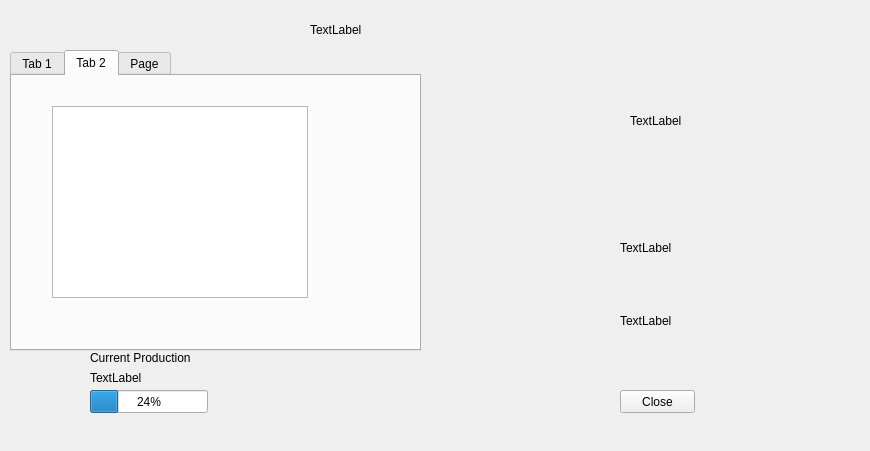
Old version of the form ProjectHiawatha/cityscreen.ui in the repository Alex-BusNet/ProjectHiawatha.
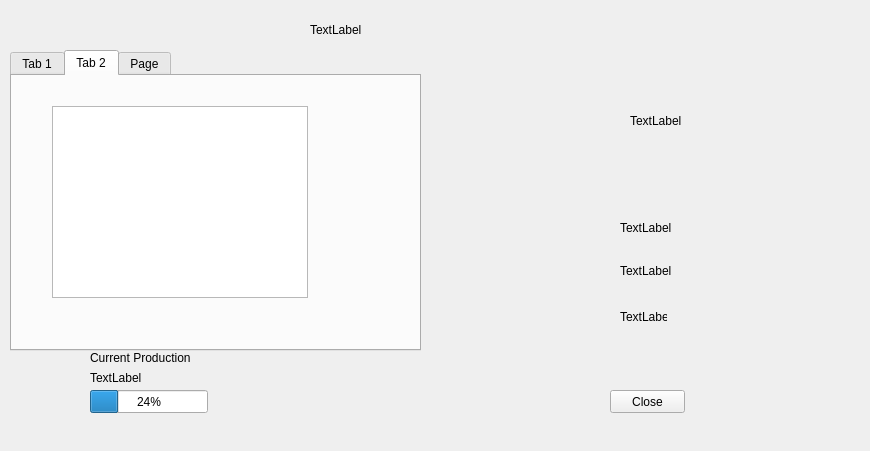
New version of the form.

Commit message:
Added Notification for Tech Tree.
Also added cost to city screen UI

```diff
--- a/ProjectHiawatha/cityscreen.ui
+++ b/ProjectHiawatha/cityscreen.ui
@@ -30,7 +30,7 @@
    <property name="geometry">
     <rect>
      <x>620</x>
-     <y>240</y>
+     <y>220</y>
      <width>191</width>
      <height>16</height>
     </rect>
@@ -43,9 +43,9 @@
    <property name="geometry">
     <rect>
      <x>620</x>
-     <y>280</y>
+     <y>260</y>
      <width>231</width>
-     <height>81</height>
+     <height>21</height>
     </rect>
    </property>
    <property name="text">
@@ -68,7 +68,7 @@
   <widget class="QPushButton" name="pushButton">
    <property name="geometry">
     <rect>
-     <x>620</x>
+     <x>610</x>
      <y>390</y>
      <width>75</width>
      <height>23</height>
@@ -96,7 +96,7 @@
     <rect>
      <x>90</x>
      <y>370</y>
-     <width>91</width>
+     <width>161</width>
      <height>16</height>
     </rect>
    </property>
@@ -175,6 +175,19 @@
     </widget>
    </widget>
   </widget>
+  <widget class="QLabel" name="label">
+   <property name="geometry">
+    <rect>
+     <x>620</x>
+     <y>310</y>
+     <width>47</width>
+     <height>13</height>
+    </rect>
+   </property>
+   <property name="text">
+    <string>TextLabel</string>
+   </property>
+  </widget>
  </widget>
  <resources/>
  <connections/>
```
The commit also changes 2 other files.
